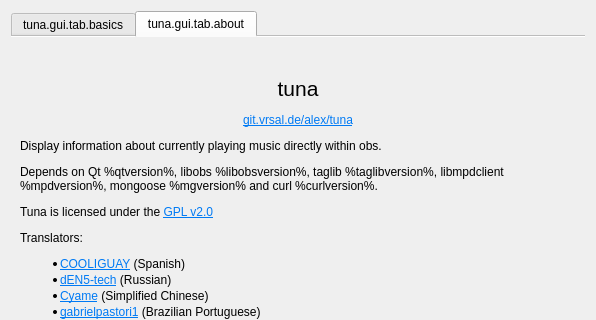
Above: src/gui/tuna_gui.ui from univrsal/tuna before the change; both pictures show x 0 to 596 and y 0 to 320 of the 596 by 650 pixel window. Below: the same form after it.
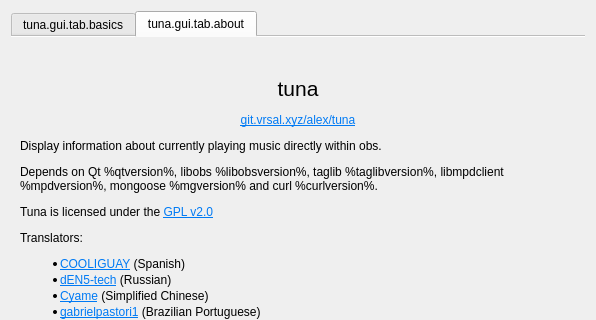
That is the form after the change. The open tabs and pages were chosen to show the change. Icons and pictures are not drawn.

Commit message:
Misc: Fix git link
Closes #174

```diff
--- a/src/gui/tuna_gui.ui
+++ b/src/gui/tuna_gui.ui
@@ -814,7 +814,7 @@
           </sizepolicy>
          </property>
          <property name="text">
-          <string>&lt;html&gt;&lt;head/&gt;&lt;body&gt;&lt;p align=&quot;center&quot;&gt;&lt;span style=&quot; font-size:16pt;&quot;&gt;tuna&lt;/span&gt;&lt;/p&gt;&lt;p align=&quot;center&quot;&gt;&lt;a href=&quot;https://git.vrsal.de/alex/tuna&quot;&gt;&lt;span style=&quot; text-decoration: underline; color:#007af4;&quot;&gt;git.vrsal.de/alex/tuna&lt;/span&gt;&lt;/a&gt;&lt;/p&gt;&lt;p&gt;Display information about currently playing music directly within obs.&lt;/p&gt;&lt;p&gt;Depends on Qt %qtversion%, libobs %libobsversion%, taglib %taglibversion%, libmpdclient %mpdversion%, mongoose %mgversion% and curl %curlversion%.&lt;/p&gt;&lt;p&gt;Tuna is licensed under the &lt;a href=&quot;https://www.gnu.org/licenses/old-licenses/gpl-2.0.txt&quot;&gt;&lt;span style=&quot; text-decoration: underline; color:#007af4;&quot;&gt;GPL v2.0&lt;/span&gt;&lt;/a&gt;&lt;/p&gt;&lt;p&gt;Translators:&lt;/p&gt;&lt;ul style=&quot;margin-top: 0px; margin-bottom: 0px; margin-left: 0px; margin-right: 0px; -qt-list-indent: 1;&quot;&gt;&lt;li style=&quot; margin-top:12px; margin-bottom:2px; margin-left:0px; margin-right:0px; -qt-block-indent:0; text-indent:0px;&quot;&gt;&lt;a href=&quot;https://github.com/COOLIGUAY&quot;&gt;&lt;span style=&quot; text-decoration: underline; color:#007af4;&quot;&gt;COOLIGUAY&lt;/span&gt;&lt;/a&gt; (Spanish) &lt;/li&gt;&lt;li style=&quot; margin-top:2px; margin-bottom:2px; margin-left:0px; margin-right:0px; -qt-block-indent:0; text-indent:0px;&quot;&gt;&lt;a href=&quot;https://github.com/dEN5-tech&quot;&gt;&lt;span style=&quot; text-decoration: underline; color:#007af4;&quot;&gt;dEN5-tech&lt;/span&gt;&lt;/a&gt; (Russian)&lt;/li&gt;&lt;li style=&quot; margin-top:2px; margin-bottom:2px; margin-left:0px; margin-right:0px; -qt-block-indent:0; text-indent:0px;&quot;&gt;&lt;a href=&quot;https://github.com/Cyame&quot;&gt;&lt;span style=&quot; text-decoration: underline; color:#007af4;&quot;&gt;Cyame&lt;/span&gt;&lt;/a&gt; (Simplified Chinese) &lt;/li&gt;&lt;li style=&quot; margin-top:2px; margin-bottom:2px; margin-left:0px; margin-right:0px; -qt-block-indent:0; text-indent:0px;&quot;&gt;&lt;a href=&quot;https://github.com/gabrielpastori1&quot;&gt;&lt;span style=&quot; text-decoration: underline; color:#007af4;&quot;&gt;gabrielpastori1&lt;/span&gt;&lt;/a&gt; (Brazilian Portuguese) &lt;/li&gt;&lt;li style=&quot; margin-top:2px; margin-bottom:12px; margin-left:0px; margin-right:0px; -qt-block-indent:0; text-indent:0px;&quot;&gt;&lt;a href=&quot;https://github.com/orion78fr&quot;&gt;&lt;span style=&quot; text-decoration: underline; color:#007af4;&quot;&gt;orion78fr&lt;/span&gt;&lt;/a&gt; (French) &lt;/li&gt;&lt;/ul&gt;&lt;/body&gt;&lt;/html&gt;</string>
+          <string>&lt;html&gt;&lt;head/&gt;&lt;body&gt;&lt;p align=&quot;center&quot;&gt;&lt;span style=&quot; font-size:16pt;&quot;&gt;tuna&lt;/span&gt;&lt;/p&gt;&lt;p align=&quot;center&quot;&gt;&lt;a href=&quot;https://git.vrsal.xyz/alex/tuna&quot;&gt;&lt;span style=&quot; text-decoration: underline; color:#007af4;&quot;&gt;git.vrsal.xyz/alex/tuna&lt;/span&gt;&lt;/a&gt;&lt;/p&gt;&lt;p&gt;Display information about currently playing music directly within obs.&lt;/p&gt;&lt;p&gt;Depends on Qt %qtversion%, libobs %libobsversion%, taglib %taglibversion%, libmpdclient %mpdversion%, mongoose %mgversion% and curl %curlversion%.&lt;/p&gt;&lt;p&gt;Tuna is licensed under the &lt;a href=&quot;https://www.gnu.org/licenses/old-licenses/gpl-2.0.txt&quot;&gt;&lt;span style=&quot; text-decoration: underline; color:#007af4;&quot;&gt;GPL v2.0&lt;/span&gt;&lt;/a&gt;&lt;/p&gt;&lt;p&gt;Translators:&lt;/p&gt;&lt;ul style=&quot;margin-top: 0px; margin-bottom: 0px; margin-left: 0px; margin-right: 0px; -qt-list-indent: 1;&quot;&gt;&lt;li style=&quot; margin-top:12px; margin-bottom:2px; margin-left:0px; margin-right:0px; -qt-block-indent:0; text-indent:0px;&quot;&gt;&lt;a href=&quot;https://github.com/COOLIGUAY&quot;&gt;&lt;span style=&quot; text-decoration: underline; color:#007af4;&quot;&gt;COOLIGUAY&lt;/span&gt;&lt;/a&gt; (Spanish) &lt;/li&gt;&lt;li style=&quot; margin-top:2px; margin-bottom:2px; margin-left:0px; margin-right:0px; -qt-block-indent:0; text-indent:0px;&quot;&gt;&lt;a href=&quot;https://github.com/dEN5-tech&quot;&gt;&lt;span style=&quot; text-decoration: underline; color:#007af4;&quot;&gt;dEN5-tech&lt;/span&gt;&lt;/a&gt; (Russian)&lt;/li&gt;&lt;li style=&quot; margin-top:2px; margin-bottom:2px; margin-left:0px; margin-right:0px; -qt-block-indent:0; text-indent:0px;&quot;&gt;&lt;a href=&quot;https://github.com/Cyame&quot;&gt;&lt;span style=&quot; text-decoration: underline; color:#007af4;&quot;&gt;Cyame&lt;/span&gt;&lt;/a&gt; (Simplified Chinese) &lt;/li&gt;&lt;li style=&quot; margin-top:2px; margin-bottom:2px; margin-left:0px; margin-right:0px; -qt-block-indent:0; text-indent:0px;&quot;&gt;&lt;a href=&quot;https://github.com/gabrielpastori1&quot;&gt;&lt;span style=&quot; text-decoration: underline; color:#007af4;&quot;&gt;gabrielpastori1&lt;/span&gt;&lt;/a&gt; (Brazilian Portuguese) &lt;/li&gt;&lt;li style=&quot; margin-top:2px; margin-bottom:12px; margin-left:0px; margin-right:0px; -qt-block-indent:0; text-indent:0px;&quot;&gt;&lt;a href=&quot;https://github.com/orion78fr&quot;&gt;&lt;span style=&quot; text-decoration: underline; color:#007af4;&quot;&gt;orion78fr&lt;/span&gt;&lt;/a&gt; (French) &lt;/li&gt;&lt;/ul&gt;&lt;/body&gt;&lt;/html&gt;</string>
          </property>
          <property name="wordWrap">
           <bool>true</bool>
```
Left out of the diff: 2 changed lines with no effect on the pictures.
